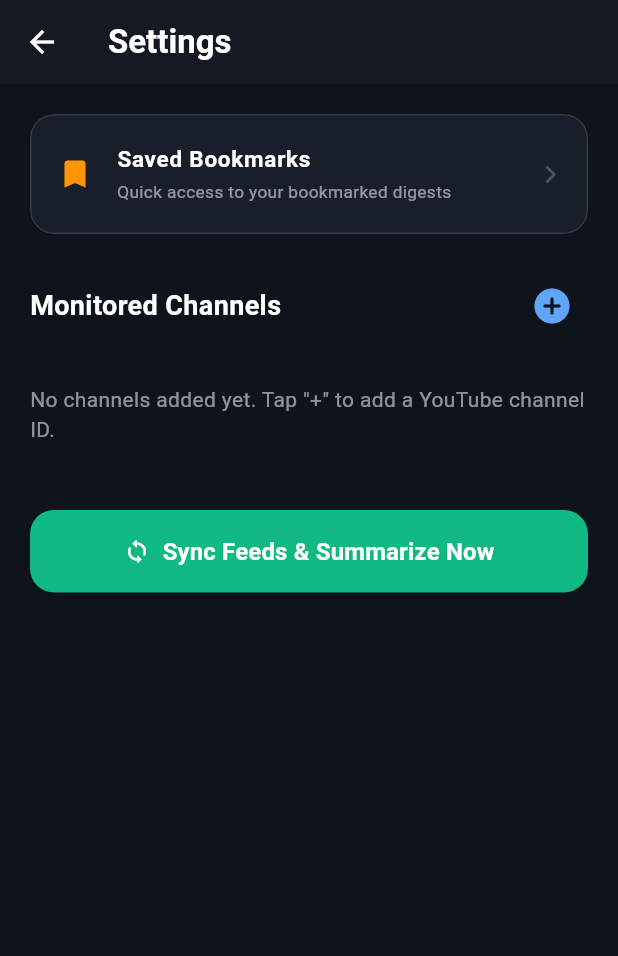
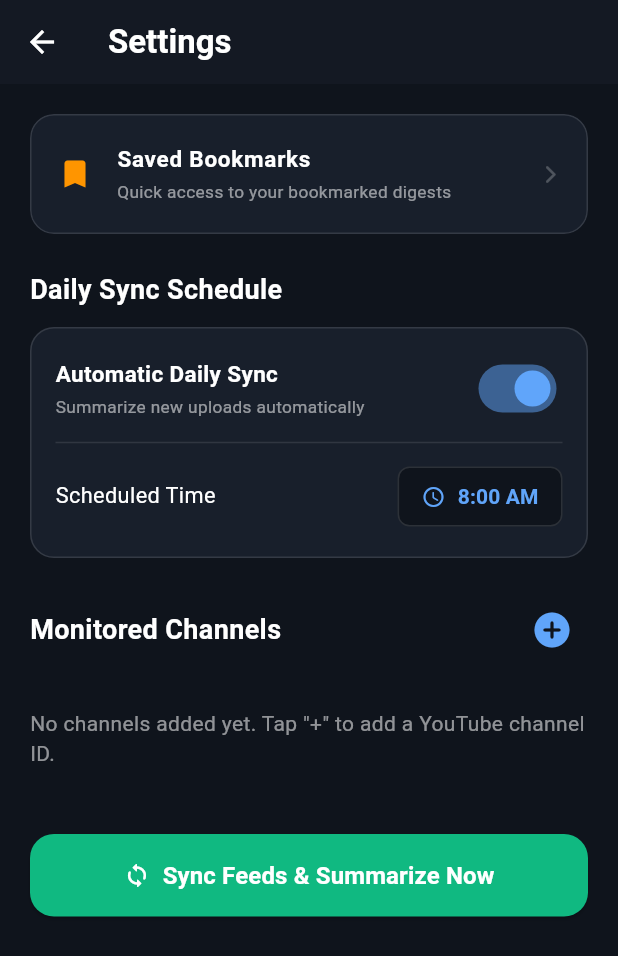
Before and after one commit to mruigeek/skimtube, a Flutter app: the screen it shows after launch, after a tap on "Set Up Feed — Add Channels", on a phone screen of 412 x 824 dp. Shown: the top 956 px of the screen. Run offline on Flutter 3.47's test engine with Material 3 defaults, Android fonts, the phone set to English and light mode, and no system bars; our stand-ins replace cached_network_image, flutter_local_notifications, flutter_markdown, flutter_tts, share_plus, shared_preferences; network calls fail.

```diff
--- a/mobile/lib/providers/app_provider.dart
+++ b/mobile/lib/providers/app_provider.dart
@@ -27,6 +27,11 @@ class AppProvider with ChangeNotifier {
   bool _isPlayingTts = false;
   String? _currentlySpeakingVideoId;
 
+  // Scheduler settings state
+  bool _scheduleEnabled = true;
+  int _scheduleHour = 8;
+  int _scheduleMinute = 0;
+
   List<VideoModel> get videos {
     if (_showBookmarkedOnly) {
       return _videos.where((v) => v.isBookmarked).toList();
@@ -47,12 +52,17 @@ class AppProvider with ChangeNotifier {
   bool get isPlayingTts => _isPlayingTts;
   String? get currentlySpeakingVideoId => _currentlySpeakingVideoId;
 
+  bool get scheduleEnabled => _scheduleEnabled;
+  int get scheduleHour => _scheduleHour;
+  int get scheduleMinute => _scheduleMinute;
+
   AppProvider() {
     _initTts();
     _notificationService.init();
     loadServerUrl();
     refreshFeed();
     fetchChannels();
+    fetchSchedule();
   }
 
   void _initTts() {
@@ -221,4 +231,39 @@ class AppProvider with ChangeNotifier {
   Future<VideoModel> fetchFullVideoDetail(String videoId) async {
     return await _apiService.getVideoDetail(videoId);
   }
+
+  Future<void> fetchSchedule() async {
+    try {
+      final data = await _apiService.getSchedule();
+      _scheduleEnabled = data['enabled'] == true;
+
+      final rawHour = data['hour'];
+      if (rawHour != null) {
+        _scheduleHour = (rawHour as num).toInt();
+      } else {
+        _scheduleHour = 8;
+      }
+
+      final rawMinute = data['minute'];
+      if (rawMinute != null) {
+        _scheduleMinute = (rawMinute as num).toInt();
+      } else {
+        _scheduleMinute = 0;
+      }
+
+      notifyListeners();
+    } catch (_) {}
+  }
+
+  Future<void> updateSchedule(bool enabled, int hour, int minute) async {
+    try {
+      await _apiService.updateSchedule(enabled: enabled, hour: hour, minute: minute);
+      _scheduleEnabled = enabled;
+      _scheduleHour = hour;
+      _scheduleMinute = minute;
+      notifyListeners();
+    } catch (_) {
+      rethrow;
+    }
+  }
 }
--- a/mobile/lib/screens/settings_screen.dart
+++ b/mobile/lib/screens/settings_screen.dart
@@ -21,6 +21,7 @@ class _SettingsScreenState extends State<SettingsScreen> {
     super.initState();
     final provider = Provider.of<AppProvider>(context, listen: false);
     _urlController.text = provider.serverUrl;
+    provider.fetchSchedule();
   }
 
   @override
@@ -100,6 +101,17 @@ class _SettingsScreenState extends State<SettingsScreen> {
         ],
       ),
     );
+  }
+
+  String _formatTime(int hour, int minute) {
+    final period = hour >= 12 ? 'PM' : 'AM';
+    final formattedHour = hour == 0
+        ? 12
+        : hour > 12
+            ? hour - 12
+            : hour;
+    final formattedMinute = minute.toString().padLeft(2, '0');
+    return '$formattedHour:$formattedMinute $period';
   }
 
   @override
@@ -220,6 +232,119 @@ class _SettingsScreenState extends State<SettingsScreen> {
 
           const SizedBox(height: 24),
 
+          // ── Section 5: Daily Sync Scheduler ─────────────────────────────
+          const Text(
+            'Daily Sync Schedule',
+            style: TextStyle(color: Colors.white, fontSize: 18, fontWeight: FontWeight.bold),
+          ),
+          const SizedBox(height: 12),
+          Container(
+            padding: const EdgeInsets.all(16),
+            decoration: BoxDecoration(
+              color: const Color(0xFF181F2B),
+              borderRadius: BorderRadius.circular(16),
+              border: Border.all(color: Colors.white12),
+            ),
+            child: Column(
+              children: [
+                Row(
+                  mainAxisAlignment: MainAxisAlignment.spaceBetween,
+                  children: [
+                    const Column(
+                      crossAxisAlignment: CrossAxisAlignment.start,
+                      children: [
+                        Text(
+                          'Automatic Daily Sync',
+                          style: TextStyle(color: Colors.white, fontSize: 15, fontWeight: FontWeight.bold),
+                        ),
+                        SizedBox(height: 4),
+                        Text(
+                          'Summarize new uploads automatically',
+                          style: TextStyle(color: Colors.white54, fontSize: 11.5),
+                        ),
+                      ],
+                    ),
+                    Switch(
+                      value: provider.scheduleEnabled,
+                      activeColor: const Color(0xFF60A5FA),
+                      onChanged: (bool val) {
+                        provider.updateSchedule(
+                          val,
+                          provider.scheduleHour,
+                          provider.scheduleMinute,
+                        );
+                      },
+                    ),
+                  ],
+                ),
+                if (provider.scheduleEnabled) ...[
+                  const Divider(color: Colors.white10, height: 24),
+                  Row(
+                    mainAxisAlignment: MainAxisAlignment.spaceBetween,
+                    children: [
+                      const Text(
+                        'Scheduled Time',
+                        style: TextStyle(color: Colors.white, fontSize: 14.5),
+                      ),
+                      TextButton.icon(
+                        style: TextButton.styleFrom(
+                          foregroundColor: const Color(0xFF60A5FA),
+                          backgroundColor: const Color(0xFF0F141C),
+                          padding: const EdgeInsets.symmetric(horizontal: 16, vertical: 10),
+                          shape: RoundedRectangleBorder(
+                            borderRadius: BorderRadius.circular(8),
+                            side: const BorderSide(color: Colors.white12),
+                          ),
+                        ),
+                        icon: const Icon(Icons.access_time_rounded, size: 16),
+                        label: Text(
+                          _formatTime(provider.scheduleHour, provider.scheduleMinute),
+                          style: const TextStyle(fontWeight: FontWeight.bold),
+                        ),
+                        onPressed: () async {
+                          final selectedTime = await showTimePicker(
+                            context: context,
+                            initialTime: TimeOfDay(
+                              hour: provider.scheduleHour,
+                              minute: provider.scheduleMinute,
+                            ),
+                            builder: (context, child) {
+                              return Theme(
+                                data: Theme.of(context).copyWith(
+                                  colorScheme: const ColorScheme.dark(
+                                    primary: Color(0xFF2563EB),
+                                    onPrimary: Colors.white,
+                                    surface: Color(0xFF141923),
+                                    onSurface: Colors.white,
+                                  ),
+                                  textButtonTheme: TextButtonThemeData(
+                                    style: TextButton.styleFrom(
+                                      foregroundColor: const Color(0xFF60A5FA),
+                                    ),
+                                  ),
+                                ),
+                                child: child!,
+                              );
+                            },
+                          );
+                          if (selectedTime != null) {
+                            provider.updateSchedule(
+                              provider.scheduleEnabled,
+                              selectedTime.hour,
+                              selectedTime.minute,
+                            );
+                          }
+                        },
+                      ),
+                    ],
+                  ),
+                ],
+              ],
+            ),
+          ),
+
+          const SizedBox(height: 24),
+
           // ── Section 2: Channel Management ────────────────────────────────
           Row(
             mainAxisAlignment: MainAxisAlignment.spaceBetween,
--- a/mobile/lib/services/api_service.dart
+++ b/mobile/lib/services/api_service.dart
@@ -137,4 +137,31 @@ class ApiService {
     final uri = Uri.parse('$baseUrl/api/sync');
     await http.post(uri).timeout(const Duration(seconds: 5));
   }
+
+  Future<Map<String, dynamic>> getSchedule() async {
+    final baseUrl = await getServerUrl();
+    final uri = Uri.parse('$baseUrl/api/schedule');
+    final response = await http.get(uri).timeout(const Duration(seconds: 5));
+    if (response.statusCode == 200) {
+      return jsonDecode(response.body) as Map<String, dynamic>;
+    }
+    throw Exception('Failed to get schedule');
+  }
+
+  Future<void> updateSchedule({required bool enabled, required int hour, required int minute}) async {
+    final baseUrl = await getServerUrl();
+    final uri = Uri.parse('$baseUrl/api/schedule');
+    final response = await http.post(
+      uri,
+      headers: {'Content-Type': 'application/json'},
+      body: jsonEncode({
+        'enabled': enabled,
+        'hour': hour,
+        'minute': minute,
+      }),
+    ).timeout(const Duration(seconds: 5));
+    if (response.statusCode != 200) {
+      throw Exception('Failed to update schedule');
+    }
+  }
 }
```
Also changed, not shown: channels.json (+1 -14 lines), 4 other files.
